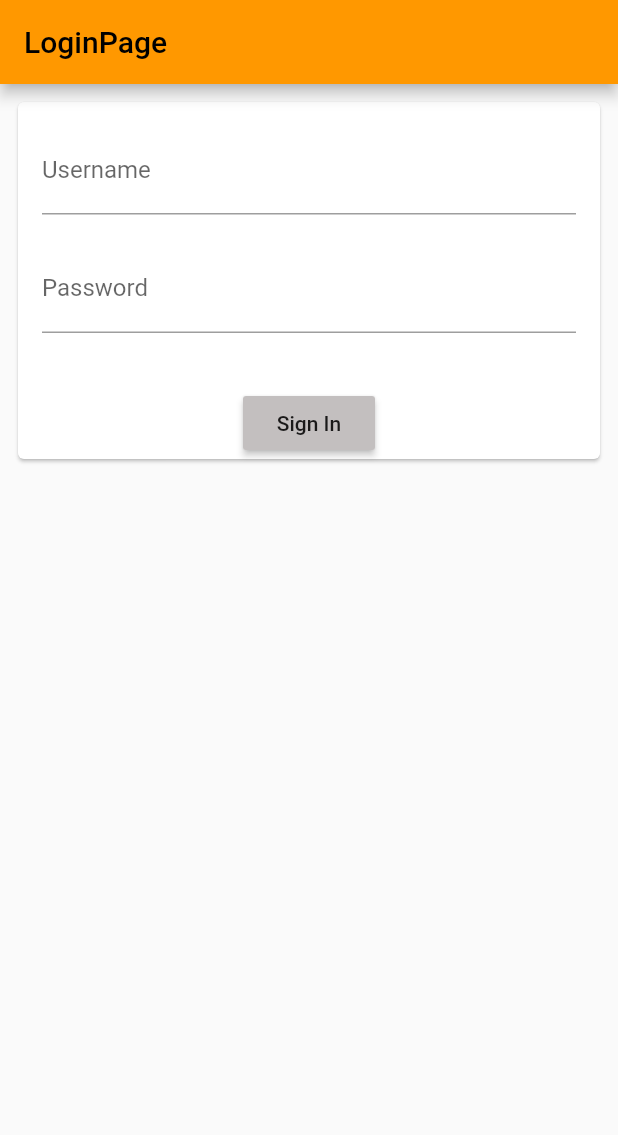
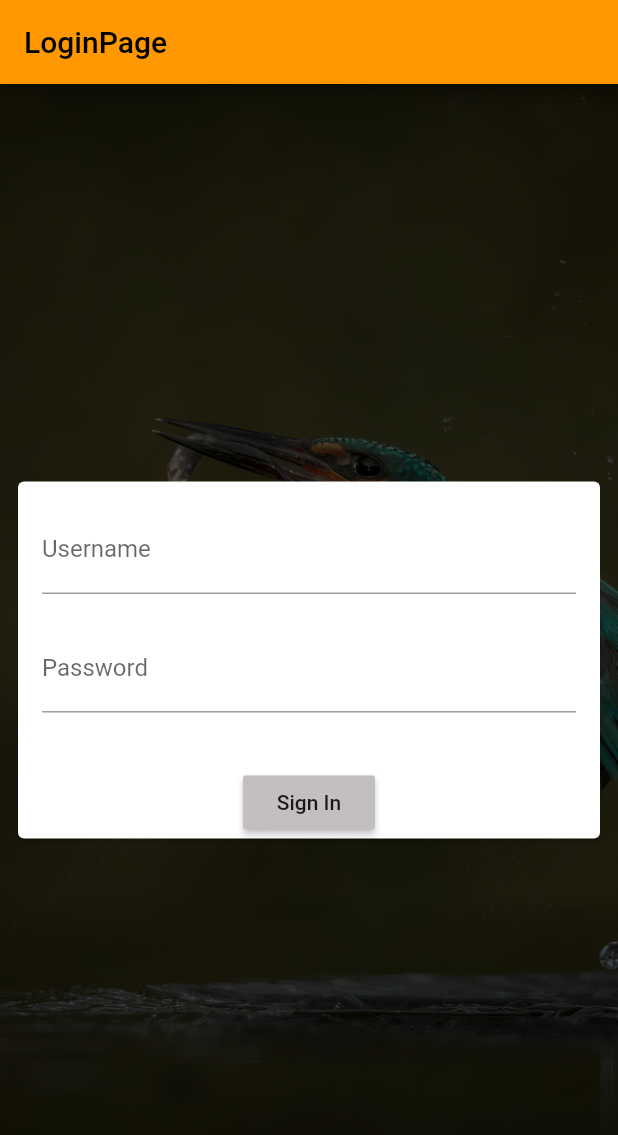
Before and after one commit to Eklavya-Sachin/First_App, a Flutter app: the screen it shows after launch, on a phone screen of 412 x 824 dp. Shown: the top 1135 px of the screen. Run offline on Flutter 3.47's test engine with Material 2 defaults, Android fonts, the phone set to English and light mode, and no system bars; our stand-ins replace shared_preferences.

Commit message:
ch6 completed

```diff
--- a/lib/bg_image.dart
+++ b/lib/bg_image.dart
@@ -8,6 +8,8 @@ class BgImage extends StatelessWidget {
     return Image.asset(
       "assets/bg.jpeg",
       fit: BoxFit.cover,
+      color: Colors.black.withOpacity(0.7),
+      colorBlendMode: BlendMode.darken,
     );
   }
 }
--- a/lib/pages/login_page.dart
+++ b/lib/pages/login_page.dart
@@ -1,4 +1,5 @@
-import 'package:awesome_app/pages/home_page.dart';
+import 'package:awesome_app/bg_image.dart';
+import 'package:awesome_app/utils/constants.dart';
 import 'package:flutter/material.dart';
 
 class LoginPage extends StatefulWidget {
@@ -17,7 +18,12 @@ class _LoginPageState extends State<LoginPage> {
       appBar: AppBar(
         title: const Text("LoginPage"),
       ),
-      body: Padding(
+      body: Stack(
+        fit: StackFit.expand,
+        children: [
+          const BgImage(),
+          Center(
+            child: Padding(
               padding: const EdgeInsets.all(8.0),
               child: SingleChildScrollView(
                 child: Card(
@@ -54,7 +60,8 @@ class _LoginPageState extends State<LoginPage> {
                       RaisedButton(
                         onPressed: () {
                           // Navigator.push(context, MaterialPageRoute(builder: HomePage()))
-                    Navigator.pushNamed(context, "/home");
+                          Constants.prefs.setBool("loggedIn", true);
+                          Navigator.pushReplacementNamed(context, "/home");
                         },
                         child: const Text("Sign In"),
                         color: const Color.fromARGB(255, 195, 191, 191),
@@ -64,6 +71,9 @@ class _LoginPageState extends State<LoginPage> {
                 ),
               ),
             ),
+          ),
+        ],
+      ),
     );
   }
 }
--- /dev/null
+++ b/lib/utils/constants.dart
@@ -0,0 +1,5 @@
+import 'package:shared_preferences/shared_preferences.dart';
+
+class Constants {
+  static late SharedPreferences prefs;
+}
--- a/pubspec.yaml
+++ b/pubspec.yaml
@@ -35,6 +35,7 @@ dependencies:
   # Use with the CupertinoIcons class for iOS style icons.
   cupertino_icons: ^1.0.2
   http: ^0.13.4
+  shared_preferences: ^2.0.13
 
 dev_dependencies:
   flutter_test:
```
Also changed, not shown: lib/main.dart (+12 -3 lines), lib/pages/home_page.dart (+10 -0 lines), pubspec.lock, 6 other files. Lines whose indentation alone changed are shown as unchanged.
